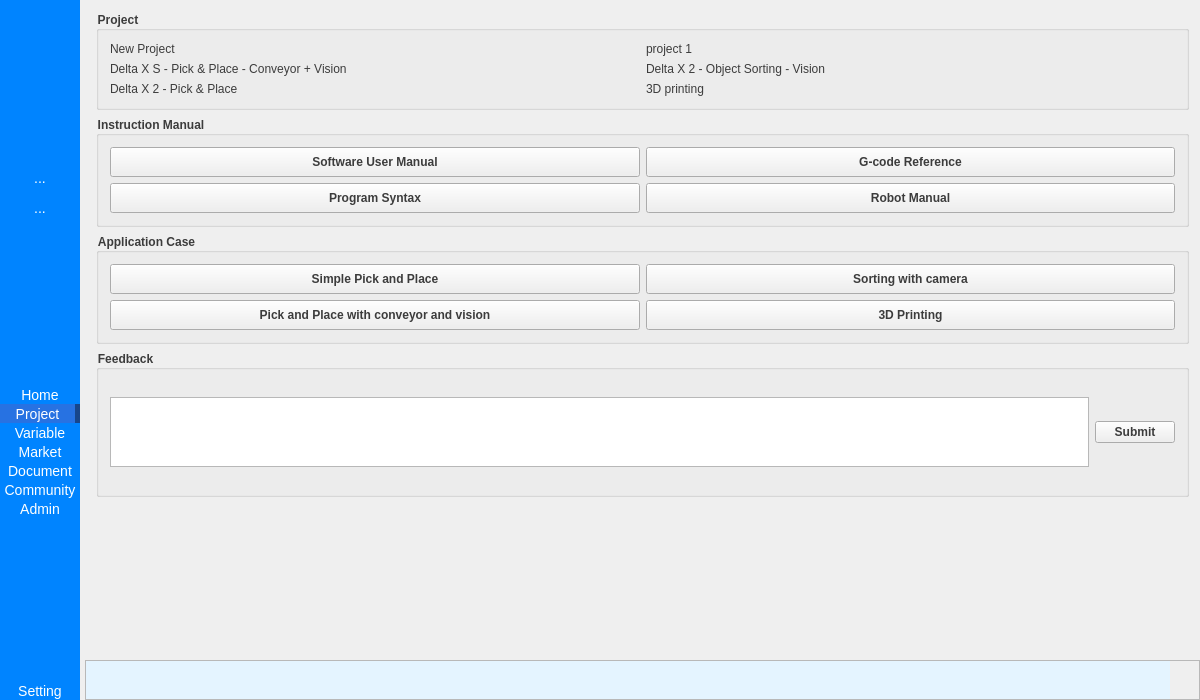
Qt form MainWindow.ui (deltaxrobot/Delta-X-Software) before a commit.
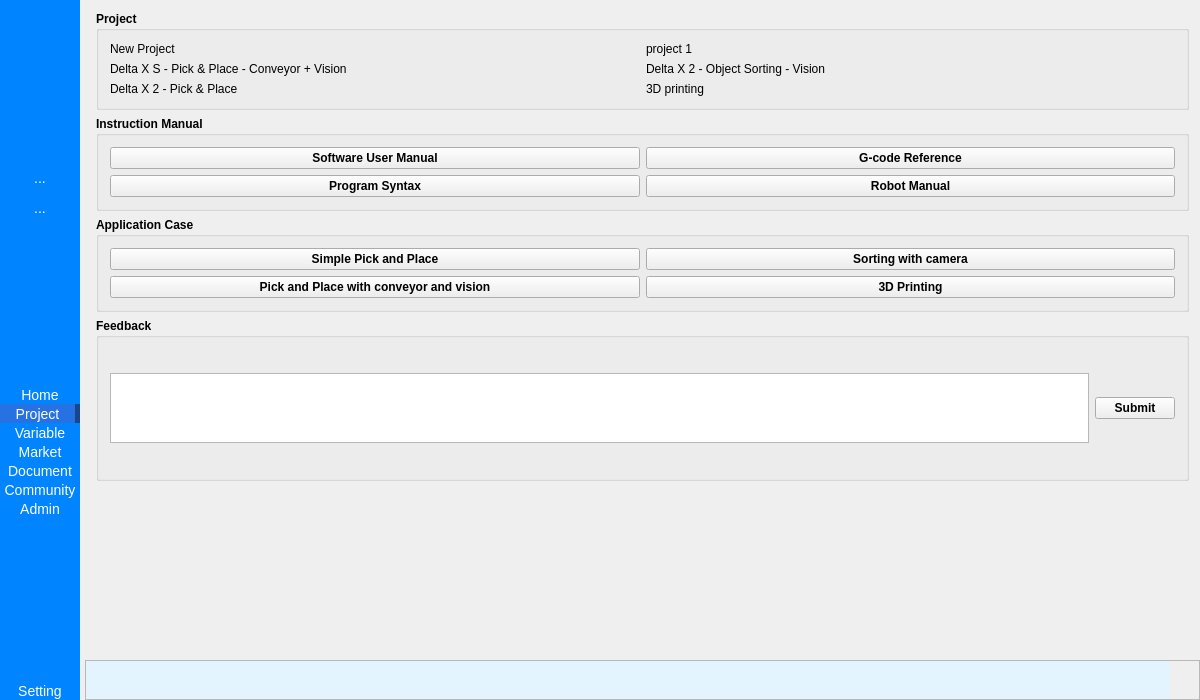
The same form after that commit. The open tabs and pages were chosen to show the change. Icons and pictures are not drawn.

```diff
--- a/MainWindow.ui
+++ b/MainWindow.ui
@@ -36,10 +36,36 @@
     <normaloff>:/delta_x_logo_96x96.ico</normaloff>:/delta_x_logo_96x96.ico</iconset>
   </property>
   <property name="styleSheet">
-   <string notr="true">QWidget
+   <string notr="true">/*QWidget{
+background-color: rgb(255, 255, 255);
+}*/
+/*
+QPushButton {
+    
+	background-color: rgba(255, 255, 255, 0);
+	color: rgb(118, 118, 118);
+    border-radius: 3px;
+	border: 1px solid rgb(118, 118, 118);
+    min-height: 10px;
+    padding: 0px 10px 2px 10px;
+	margin-left:5px;
+	margin-right:5px;
+	margin-top:2px;
+	margin-bottom:2px;
+}
+
+QPushButton:pressed{
+	
+	color: rgb(255, 255, 255);
+	background-color: rgb(54, 178, 242);
+	border-color: rgb(255, 255, 255);
+}
+*/
+
+/*QWidget
 {	
 	color:rgb(60, 60, 60);
-}
+}*/
 
 /*QWidget
 {	
@@ -1074,7 +1100,7 @@
                    <property name="minimumSize">
                     <size>
                      <width>0</width>
-                     <height>30</height>
+                     <height>0</height>
                     </size>
                    </property>
                    <property name="text">
@@ -1087,7 +1113,7 @@
                    <property name="minimumSize">
                     <size>
                      <width>0</width>
-                     <height>30</height>
+                     <height>0</height>
                     </size>
                    </property>
                    <property name="text">
@@ -1100,7 +1126,7 @@
                    <property name="minimumSize">
                     <size>
                      <width>0</width>
-                     <height>30</height>
+                     <height>0</height>
                     </size>
                    </property>
                    <property name="text">
@@ -1113,7 +1139,7 @@
                    <property name="minimumSize">
                     <size>
                      <width>0</width>
-                     <height>30</height>
+                     <height>0</height>
                     </size>
                    </property>
                    <property name="text">
@@ -1140,7 +1166,7 @@
                    <property name="minimumSize">
                     <size>
                      <width>0</width>
-                     <height>30</height>
+                     <height>0</height>
                     </size>
                    </property>
                    <property name="text">
@@ -1153,7 +1179,7 @@
                    <property name="minimumSize">
                     <size>
                      <width>0</width>
-                     <height>30</height>
+                     <height>0</height>
                     </size>
                    </property>
                    <property name="text">
@@ -1166,7 +1192,7 @@
                    <property name="minimumSize">
                     <size>
                      <width>0</width>
-                     <height>30</height>
+                     <height>0</height>
                     </size>
                    </property>
                    <property name="text">
@@ -1179,7 +1205,7 @@
                    <property name="minimumSize">
                     <size>
                      <width>0</width>
-                     <height>30</height>
+                     <height>0</height>
                     </size>
                    </property>
                    <property name="text">
```
Left out of the diff: 10 changed lines with no effect on the pictures.
